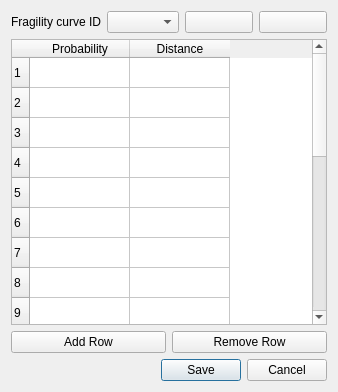
This is flo2d/ui/levee_fragility_curves.ui in FLO-2DSoftware/qgis-flo-2d-plugin as Qt 5 draws it before an edit. The edited form follows.
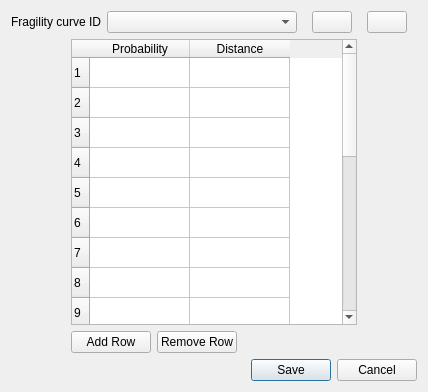
This is the edited form. Icons and pictures are not drawn.

Commit message: SD add time series to DB, layers, and dialogs

```diff
--- a/flo2d/ui/levee_fragility_curves.ui
+++ b/flo2d/ui/levee_fragility_curves.ui
@@ -6,25 +6,25 @@
    <rect>
     <x>0</x>
     <y>0</y>
-    <width>338</width>
+    <width>428</width>
     <height>392</height>
    </rect>
   </property>
   <property name="sizePolicy">
-   <sizepolicy hsizetype="Fixed" vsizetype="Preferred">
+   <sizepolicy hsizetype="Expanding" vsizetype="Expanding">
     <horstretch>0</horstretch>
     <verstretch>0</verstretch>
    </sizepolicy>
   </property>
   <property name="minimumSize">
    <size>
-    <width>338</width>
+    <width>428</width>
     <height>0</height>
    </size>
   </property>
   <property name="maximumSize">
    <size>
-    <width>338</width>
+    <width>16777215</width>
     <height>16777215</height>
    </size>
   </property>
@@ -32,13 +32,19 @@
    <string>Levees Fragility Curves</string>
   </property>
   <layout class="QGridLayout" name="gridLayout_4">
-   <item row="0" column="0">
+   <item row="0" column="0" colspan="3">
     <layout class="QGridLayout" name="gridLayout">
      <item row="0" column="0">
       <widget class="QLabel" name="label">
        <property name="enabled">
         <bool>true</bool>
        </property>
+       <property name="sizePolicy">
+        <sizepolicy hsizetype="Fixed" vsizetype="Preferred">
+         <horstretch>0</horstretch>
+         <verstretch>0</verstretch>
+        </sizepolicy>
+       </property>
        <property name="text">
         <string>Fragility curve ID</string>
        </property>
@@ -52,10 +58,16 @@
      </item>
     </layout>
    </item>
-   <item row="0" column="1">
+   <item row="0" column="3" colspan="2">
     <layout class="QGridLayout" name="gridLayout_3">
      <item row="0" column="0">
       <widget class="QPushButton" name="add_curve_btn">
+       <property name="sizePolicy">
+        <sizepolicy hsizetype="Fixed" vsizetype="Fixed">
+         <horstretch>0</horstretch>
+         <verstretch>0</verstretch>
+        </sizepolicy>
+       </property>
        <property name="text">
         <string/>
        </property>
@@ -67,6 +79,12 @@
      </item>
      <item row="0" column="1">
       <widget class="QPushButton" name="remove_curve_btn">
+       <property name="sizePolicy">
+        <sizepolicy hsizetype="Fixed" vsizetype="Fixed">
+         <horstretch>0</horstretch>
+         <verstretch>0</verstretch>
+        </sizepolicy>
+       </property>
        <property name="text">
         <string/>
        </property>
@@ -78,8 +96,30 @@
      </item>
     </layout>
    </item>
-   <item row="1" column="0" colspan="2">
+   <item row="1" column="0" rowspan="2">
+    <spacer name="horizontalSpacer">
+     <property name="orientation">
+      <enum>Qt::Horizontal</enum>
+     </property>
+     <property name="sizeType">
+      <enum>QSizePolicy::Fixed</enum>
+     </property>
+     <property name="sizeHint" stdset="0">
+      <size>
+       <width>13</width>
+       <height>308</height>
+      </size>
+     </property>
+    </spacer>
+   </item>
+   <item row="1" column="1" colspan="3">
     <widget class="QTableWidget" name="fragility_tblw">
+     <property name="minimumSize">
+      <size>
+       <width>201</width>
+       <height>0</height>
+      </size>
+     </property>
      <property name="selectionMode">
       <enum>QAbstractItemView::SingleSelection</enum>
      </property>
@@ -127,7 +167,23 @@
      </column>
     </widget>
    </item>
-   <item row="2" column="0" colspan="2">
+   <item row="1" column="4" rowspan="2">
+    <spacer name="horizontalSpacer_2">
+     <property name="orientation">
+      <enum>Qt::Horizontal</enum>
+     </property>
+     <property name="sizeType">
+      <enum>QSizePolicy::Fixed</enum>
+     </property>
+     <property name="sizeHint" stdset="0">
+      <size>
+       <width>17</width>
+       <height>308</height>
+      </size>
+     </property>
+    </spacer>
+   </item>
+   <item row="2" column="1">
     <layout class="QGridLayout" name="gridLayout_2">
      <item row="0" column="0">
       <widget class="QPushButton" name="add_row_btn">
@@ -145,7 +201,7 @@
      </item>
     </layout>
    </item>
-   <item row="3" column="0" colspan="2">
+   <item row="3" column="2" colspan="3">
     <widget class="QDialogButtonBox" name="fragility_buttonBox">
      <property name="orientation">
       <enum>Qt::Horizontal</enum>
```
The commit also changes 7 other files.
